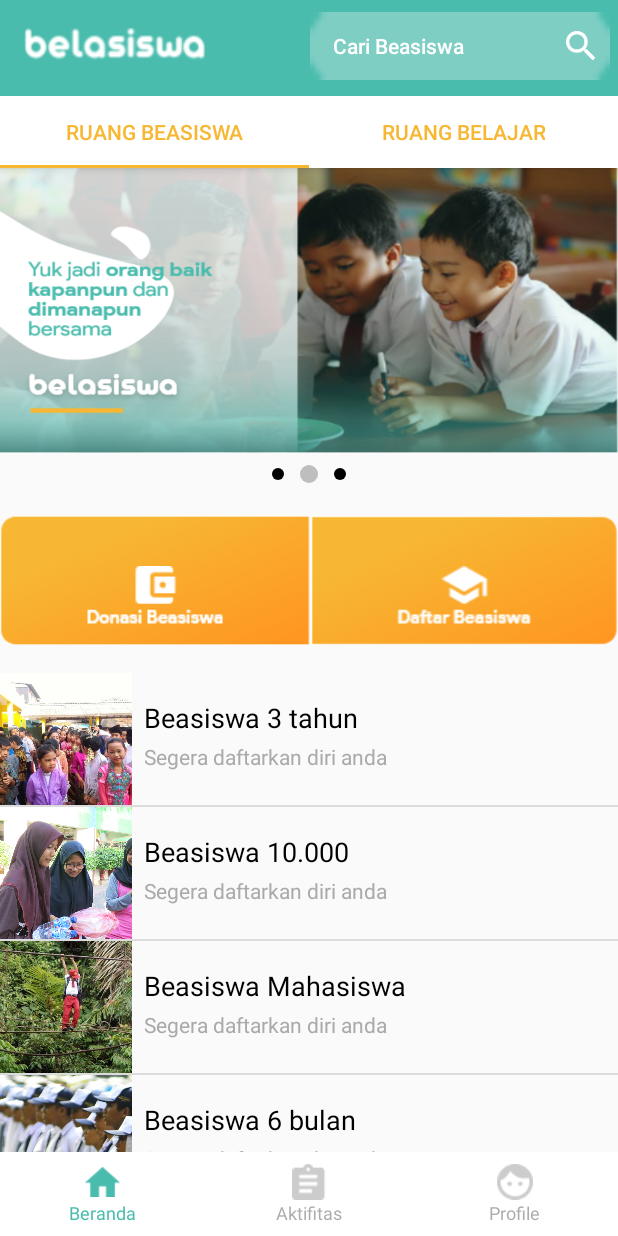
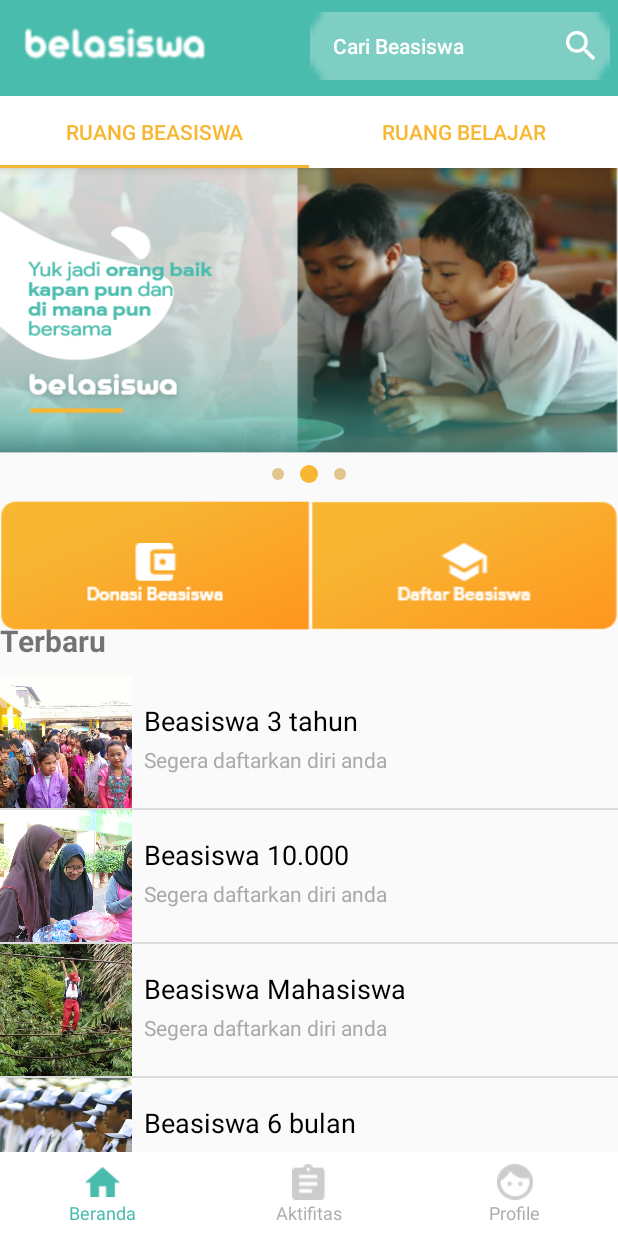
Before and after one commit to ahfizh/belasiswa, an Android app: the screen it shows after launch (MainActivity), on a phone screen of 412 x 824 dp. Run offline under Robolectric (Android 15) with nearby library versions, the phone set to English and light mode, and no system bars.

Commit message:
konoyon-list view presisi

```diff
--- a/app/src/main/java/com/ujuy/ahfizh/belasiswa/activity/fragment/ImageSlider/ViewPagerAdapter.java
+++ b/app/src/main/java/com/ujuy/ahfizh/belasiswa/activity/fragment/ImageSlider/ViewPagerAdapter.java
@@ -16,7 +16,7 @@ public class ViewPagerAdapter extends PagerAdapter {
 
     private Context context;
     private LayoutInflater layoutInflater;
-    private Integer[] images = {R.drawable.slide1,R.drawable.slide2,R.drawable.slide3};
+    private Integer[] images = {R.drawable.banner1,R.drawable.banner2,R.drawable.banner3};
 
     public ViewPagerAdapter(Context context) {
         this.context = context;
--- a/app/src/main/res/drawable-v24/active_dot.xml
+++ b/app/src/main/res/drawable-v24/active_dot.xml
@@ -5,5 +5,5 @@
 
     <size android:height="12dip" android:width="12dip"/>
 
-    <solid android:color="#bebebe"/>
+    <solid android:color="@color/colorAccent"/>
 </shape>
--- a/app/src/main/res/drawable-v24/nonactive_dot.xml
+++ b/app/src/main/res/drawable-v24/nonactive_dot.xml
@@ -5,5 +5,5 @@
 
     <size android:height="8dip" android:width="8dip"/>
 
-    <solid android:color="#000000"/>
+    <solid android:color="#E2C58B"/>
 </shape>
--- a/app/src/main/res/layout/fragment_kiri.xml
+++ b/app/src/main/res/layout/fragment_kiri.xml
@@ -30,16 +30,16 @@
     <LinearLayout
         android:id="@+id/linearlayout_donasi"
         android:layout_below="@id/relativelayout_imageslider"
-        android:layout_marginTop="10dp"
         android:layout_width="match_parent"
         android:layout_height="wrap_content"
         android:weightSum="10">
+
         <ImageView
             android:id="@+id/subs2"
             android:layout_width="wrap_content"
             android:layout_height="wrap_content"
-            android:src="@drawable/subtraction_1"
-            android:layout_weight="5"/>
+            android:layout_weight="5"
+            android:src="@drawable/subtraction_1" />
 
         <ImageView
             android:layout_width="wrap_content"
@@ -51,7 +51,7 @@
     <LinearLayout
         android:id="@+id/linearlayout2_donasi"
         android:layout_below="@id/relativelayout_imageslider"
-        android:layout_marginTop="55dp"
+        android:layout_marginTop="40dp"
         android:layout_width="match_parent"
         android:layout_height="wrap_content"
         android:weightSum="20">
@@ -71,10 +71,20 @@
 
     </LinearLayout>
 
+    <TextView
+        android:id="@+id/textView_terbaru"
+        android:layout_width="match_parent"
+        android:layout_height="wrap_content"
+        android:layout_marginTop="10dp"
+        android:layout_below="@id/linearlayout2_donasi"
+        android:text="Terbaru"
+        android:textSize="20dp"
+        android:textStyle="bold"/>
+
     <ListView
         android:id="@+id/listView3"
-        android:layout_marginTop="30dp"
-        android:layout_below="@id/linearlayout2_donasi"
+        android:layout_marginTop="10dp"
+        android:layout_below="@id/textView_terbaru"
         android:layout_width="match_parent"
         android:layout_height="match_parent">
 
```
Also changed, not shown: app/src/main/res/drawable-v24/slide1.png (deleted), app/src/main/res/drawable-v24/slide3.png (deleted), app/src/main/res/drawable/banner1.png (added), app/src/main/res/drawable/banner2.png (added), app/src/main/res/drawable/banner3.png (added), app/src/main/res/drawable/slide2.png (deleted).
